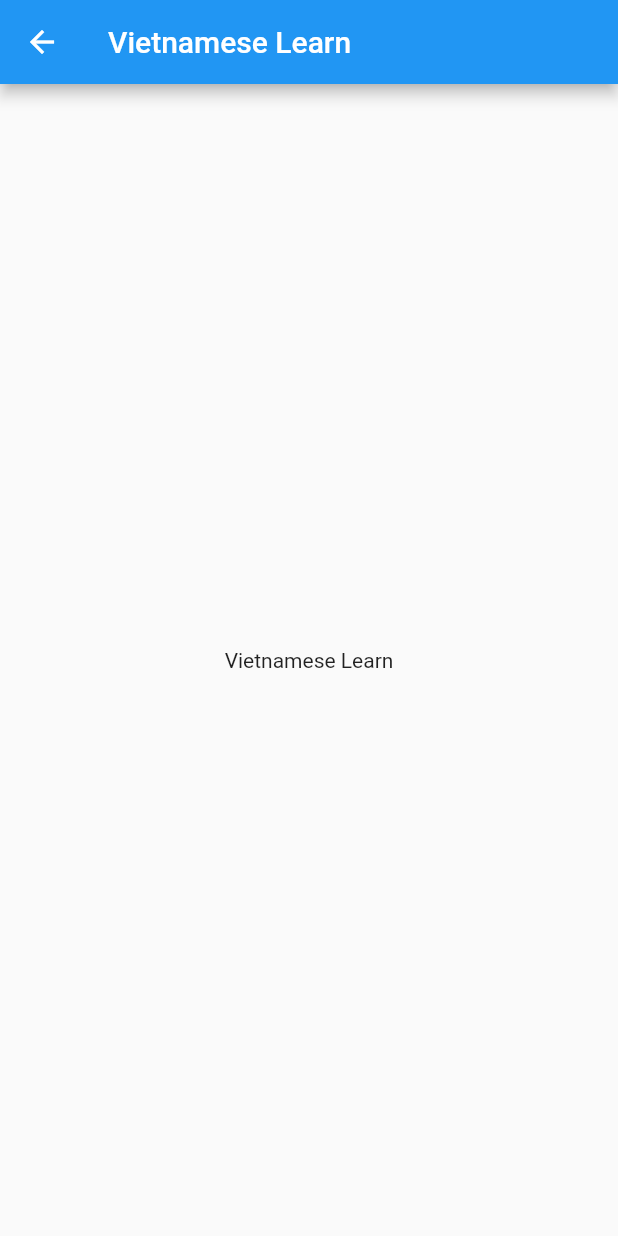
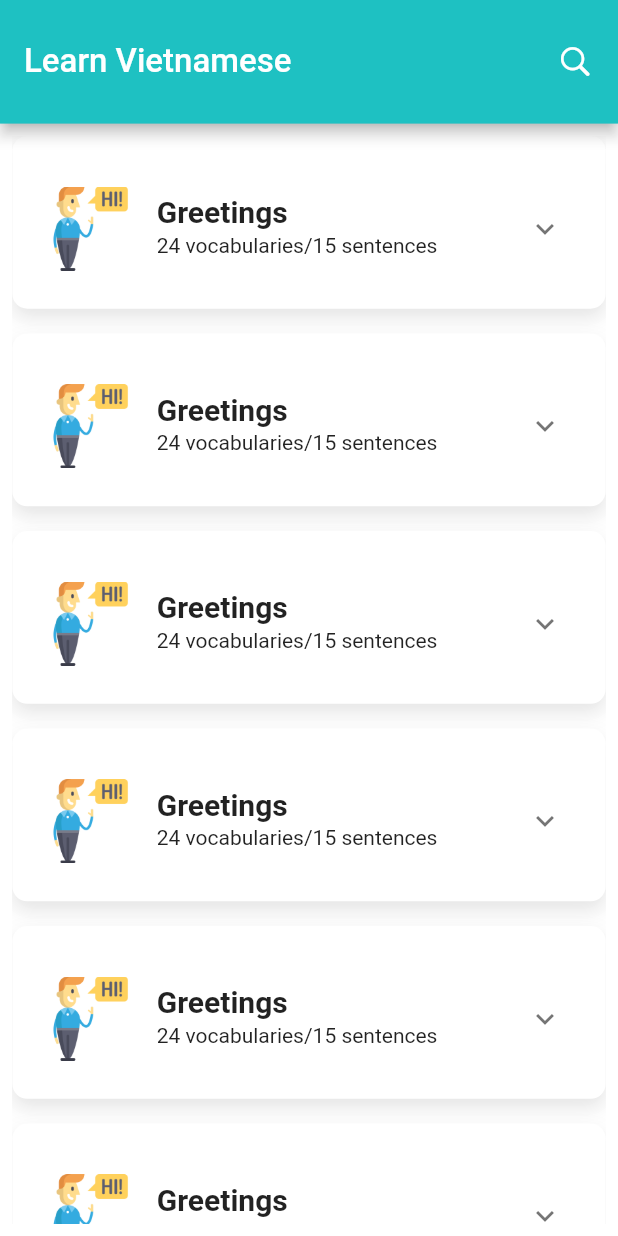
Before and after one commit to nguynduyanh169/expat_assistant, a Flutter app: the VNlearnScreen screen opened by its route, on a phone screen of 412 x 824 dp. Run offline on Flutter 3.47's test engine with Material 2 defaults, Android fonts, the phone set to English and light mode, and no system bars; our stand-ins replace convex_bottom_bar, google_fonts, line_icons; missing offline and left inert: outline_search_bar; Roboto replaces fonts that are missing (Ubuntu).

Commit message:
edit learning ui

```diff
--- a/lib/src/screens/VNlearn_screen.dart
+++ b/lib/src/screens/VNlearn_screen.dart
@@ -1,23 +1,58 @@
+import 'package:expat_assistant/src/configs/size_config.dart';
+import 'package:expat_assistant/src/widgets/lesson_card.dart';
+import 'package:flutter/cupertino.dart';
 import 'package:flutter/material.dart';
+import 'package:flutter/rendering.dart';
+import 'package:google_fonts/google_fonts.dart';
 
-class VNlearnScreen extends StatefulWidget{
+class VNlearnScreen extends StatefulWidget {
   _VNlearnScreenState createState() => _VNlearnScreenState();
 }
 
-class _VNlearnScreenState extends State<VNlearnScreen>{
+class _VNlearnScreenState extends State<VNlearnScreen> {
   @override
   Widget build(BuildContext context) {
-    // TODO: implement build
+    SizeConfig().init(context);
     return Scaffold(
+      backgroundColor: Colors.white10,
       appBar: AppBar(
-        title: Text('Vietnamese Learn'),
+        backgroundColor: Color.fromRGBO(30, 193, 194, 30),
+        toolbarHeight: SizeConfig.blockSizeVertical * 10,
+        //leadingWidth: SizeConfig.blockSizeHorizontal * 10,
+        automaticallyImplyLeading: false,
+        //leading: Text('Learn Vietnamese', style: GoogleFonts.ubuntu(fontSize: 22),),
+        title: Text(
+          'Learn Vietnamese',
+          style: GoogleFonts.ubuntu(fontSize: 22),
+        ),
+        actions: [
+          InkWell(
+            child: Icon(CupertinoIcons.search),
+          ),
+          SizedBox(
+            width: SizeConfig.blockSizeHorizontal * 4,
+          )
+        ],
+        centerTitle: false,
       ),
       body: Container(
-        child: Center(
-          child: Text('Vietnamese Learn'),
+        padding: EdgeInsets.all(SizeConfig.blockSizeHorizontal * 2),
+        child: ListView(
+          children: <Widget>[
+            LessonCard(),
+            SizedBox(height: SizeConfig.blockSizeVertical * 2,),
+            LessonCard(),
+            SizedBox(height: SizeConfig.blockSizeVertical * 2,),
+            LessonCard(),
+            SizedBox(height: SizeConfig.blockSizeVertical * 2,),
+            LessonCard(),
+            SizedBox(height: SizeConfig.blockSizeVertical * 2,),
+            LessonCard(),
+            SizedBox(height: SizeConfig.blockSizeVertical * 2,),
+            LessonCard(),
+          ],
         ),
       ),
     );
   }
-
 }
--- a/lib/src/screens/home_screen.dart
+++ b/lib/src/screens/home_screen.dart
@@ -1,13 +1,14 @@
 import 'package:expat_assistant/src/configs/size_config.dart';
 import 'package:flutter/cupertino.dart';
 import 'package:flutter/material.dart';
+import 'package:google_fonts/google_fonts.dart';
 import 'package:outline_search_bar/outline_search_bar.dart';
 
-class HomeScreen extends StatefulWidget{
+class HomeScreen extends StatefulWidget {
   _HomeScreenState createState() => _HomeScreenState();
 }
 
-class _HomeScreenState extends State<HomeScreen>{
+class _HomeScreenState extends State<HomeScreen> {
   @override
   Widget build(BuildContext context) {
     SizeConfig().init(context);
@@ -16,27 +17,27 @@ class _HomeScreenState extends State<HomeScreen>{
         backgroundColor: Color.fromRGBO(30, 193, 194, 30),
         toolbarHeight: SizeConfig.blockSizeVertical * 10,
         //leadingWidth: SizeConfig.blockSizeHorizontal * 10,
-        leading: InkWell(
-          child: Container(
-            padding: EdgeInsets.only(left: SizeConfig.blockSizeHorizontal * 3),
-            width: SizeConfig.blockSizeHorizontal * 3,
-            height: SizeConfig.blockSizeVertical * 2,
-            child: Image(
-              width: SizeConfig.blockSizeHorizontal * 1,
-              height: SizeConfig.blockSizeVertical * 0.5,
-              image: AssetImage('assets/images/profile.png'),
+        automaticallyImplyLeading: false,
+        title: Text('Home', style: GoogleFonts.ubuntu(fontSize: 22),),
+        actions: [
+          InkWell(child: Icon(CupertinoIcons.news_solid, size: 30,),),
+          SizedBox(width: SizeConfig.blockSizeHorizontal * 5,),
+          InkWell(
+            child: Icon(CupertinoIcons.bell_fill, size: 30,),
+          ),
+          SizedBox(width: SizeConfig.blockSizeHorizontal * 5,),
+          InkWell(
+            child: Container(
+              child: Image(
+                width: SizeConfig.blockSizeHorizontal * 11,
+                height: SizeConfig.blockSizeVertical * 11,
+                image: AssetImage('assets/images/profile.png'),
+              ),
             ),
           ),
-        ),
-        title: OutlineSearchBar(
-          hintText: 'Search....',
-        ),
-        actions: [
-          InkWell(
-            child: Icon(CupertinoIcons.bell_fill),
-          )
+          SizedBox(width: SizeConfig.blockSizeHorizontal * 3,)
         ],
-        centerTitle: true,
+        centerTitle: false,
       ),
       body: Container(
         child: Center(
--- /dev/null
+++ b/lib/src/widgets/lesson_card.dart
@@ -0,0 +1,72 @@
+import 'package:expat_assistant/src/configs/size_config.dart';
+import 'package:flutter/cupertino.dart';
+import 'package:flutter/material.dart';
+
+class LessonCard extends StatelessWidget{
+  @override
+  Widget build(BuildContext context) {
+    SizeConfig().init(context);
+    return Container(
+      padding: EdgeInsets.only(
+          top: SizeConfig.blockSizeVertical * 3,
+          bottom: SizeConfig.blockSizeVertical * 2,
+          left: SizeConfig.blockSizeHorizontal * 2,
+          right: SizeConfig.blockSizeHorizontal * 3),
+      decoration: BoxDecoration(
+          color: Colors.white,
+          borderRadius: BorderRadius.circular(10.0),
+          boxShadow: [
+            BoxShadow(
+                color: Colors.black26.withOpacity(0.1),
+                offset: Offset(0.0, 6.0),
+                blurRadius: 10.0,
+                spreadRadius: 0.10)
+          ]),
+      child: ExpansionTile(
+        leading: Image(
+          image: AssetImage('assets/images/demo_lesson.png'),
+        ),
+        title: Text(
+          'Greetings',
+          style: TextStyle(fontSize: 20, fontWeight: FontWeight.bold),
+        ),
+        subtitle: Text('24 vocabularies/15 sentences'),
+        children: <Widget>[
+          Container(
+            decoration: BoxDecoration(
+                border: Border(
+                  top: BorderSide( //                   <--- left side
+                    color: Colors.black26,
+                    width: 0.5,
+                  ),
+                  bottom: BorderSide( //                   <--- left side
+                    color: Colors.black26,
+                    width: 0.5,
+                  ),
+                )
+            ),
+            child: ListTile(
+              leading: Image(
+                width: SizeConfig.blockSizeHorizontal * 10,
+                height: SizeConfig.blockSizeVertical * 10,
+                image: AssetImage('assets/images/vocabulary_icon.png'),
+              ),
+              title: Text('Vocabulary'),
+              trailing: IconButton(icon: Icon(CupertinoIcons.square_arrow_down),),
+            ),
+          ),
+          ListTile(
+            leading: Image(
+              width: SizeConfig.blockSizeHorizontal * 10,
+              height: SizeConfig.blockSizeVertical * 10,
+              image: AssetImage('assets/images/conversation_icon.png'),
+            ),
+            title: Text('Conversation'),
+            trailing: IconButton(icon: Icon(CupertinoIcons.square_arrow_down),),
+          )
+        ],
+      ),
+    );
+  }
+
+}
--- a/pubspec.yaml
+++ b/pubspec.yaml
@@ -33,6 +33,7 @@ dependencies:
   bloc: ^7.0.0
   flutter_bloc: ^7.0.0
   outline_search_bar: ^2.1.1
+  google_fonts: ^2.1.0
 
 dev_dependencies:
   flutter_test:
@@ -60,6 +61,9 @@ flutter:
     - assets/images/google_white_logo.png
     - assets/images/facebook_white_logo.png
     - assets/images/profile.png
+    - assets/images/conversation_icon.png
+    - assets/images/vocabulary_icon.png
+    - assets/images/demo_lesson.png
   # An image asset can refer to one or more resolution-specific "variants", see
   # https://flutter.dev/assets-and-images/#resolution-aware.
 
```
Also changed, not shown: assets/images/conversation_icon.png (added), assets/images/demo_lesson.png (added), assets/images/vocabulary_icon.png (added), pubspec.lock, 4 other files.
